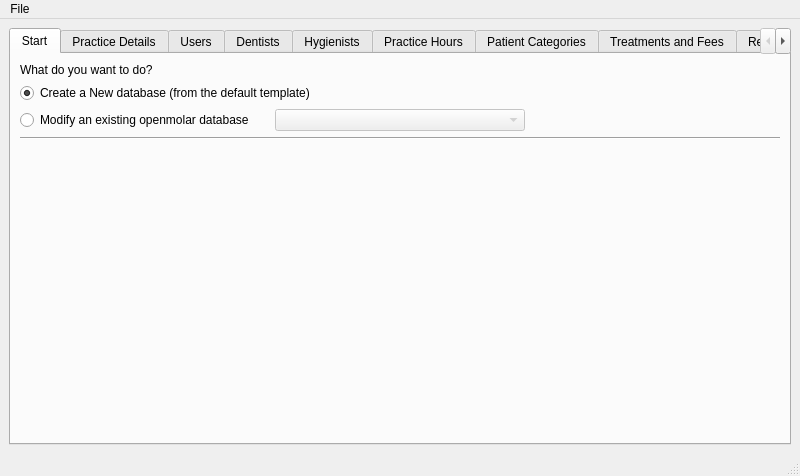
The window that src/openmolar/qt-designer/initialise.ui (rowinggolfer/openmolar1) describes before a commit, drawn with Qt 5.
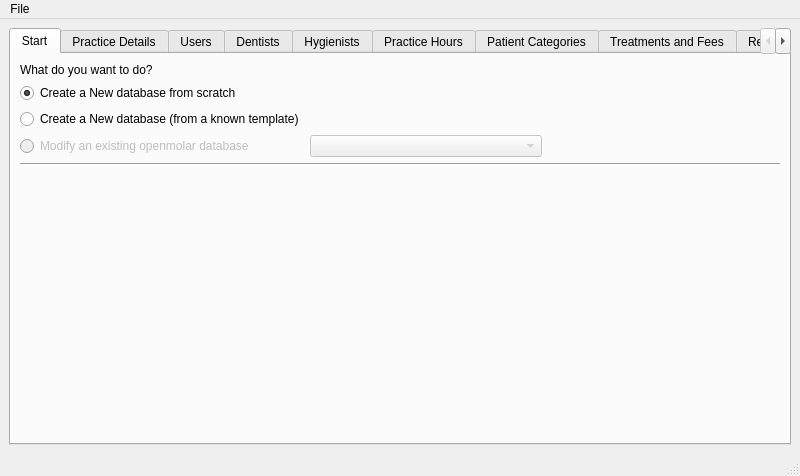
The same window after the commit. The open tabs and pages were chosen to show the change.

Commit message: new setup work (to view, try tools -> create/modify database)

Diff of the .ui file:
```diff
--- a/src/openmolar/qt-designer/initialise.ui
+++ b/src/openmolar/qt-designer/initialise.ui
@@ -32,38 +32,31 @@
           </property>
          </widget>
         </item>
-        <item row="1" column="0" colspan="3">
-         <widget class="QRadioButton" name="radioButton">
-          <property name="text">
-           <string>Create a New database (from the default template)</string>
+        <item row="4" column="0">
+         <widget class="QRadioButton" name="modifydb_radioButton">
+          <property name="enabled">
+           <bool>false</bool>
           </property>
-          <property name="checked">
-           <bool>true</bool>
-          </property>
-         </widget>
-        </item>
-        <item row="2" column="0">
-         <widget class="QRadioButton" name="radioButton_2">
           <property name="text">
            <string>Modify an existing openmolar database</string>
           </property>
          </widget>
         </item>
-        <item row="2" column="1">
+        <item row="4" column="1">
          <widget class="QComboBox" name="comboBox">
           <property name="enabled">
            <bool>false</bool>
           </property>
          </widget>
         </item>
-        <item row="3" column="0" colspan="3">
+        <item row="5" column="0" colspan="3">
          <widget class="Line" name="line">
           <property name="orientation">
            <enum>Qt::Horizontal</enum>
           </property>
          </widget>
         </item>
-        <item row="4" column="1">
+        <item row="6" column="1">
          <spacer name="verticalSpacer">
           <property name="orientation">
            <enum>Qt::Vertical</enum>
@@ -76,6 +69,26 @@
           </property>
          </spacer>
         </item>
+        <item row="2" column="0">
+         <widget class="QRadioButton" name="blankdb_radioButton">
+          <property name="text">
+           <string>Create a New database from scratch</string>
+          </property>
+          <property name="checked">
+           <bool>true</bool>
+          </property>
+         </widget>
+        </item>
+        <item row="3" column="0">
+         <widget class="QRadioButton" name="newdb_template_radioButton">
+          <property name="text">
+           <string>Create a New database (from a known template)</string>
+          </property>
+          <property name="checked">
+           <bool>false</bool>
+          </property>
+         </widget>
+        </item>
        </layout>
       </widget>
       <widget class="QWidget" name="tab">
```
Left out of the diff: 2 changed lines with no effect on the pictures. The commit also changes 9 other files.
